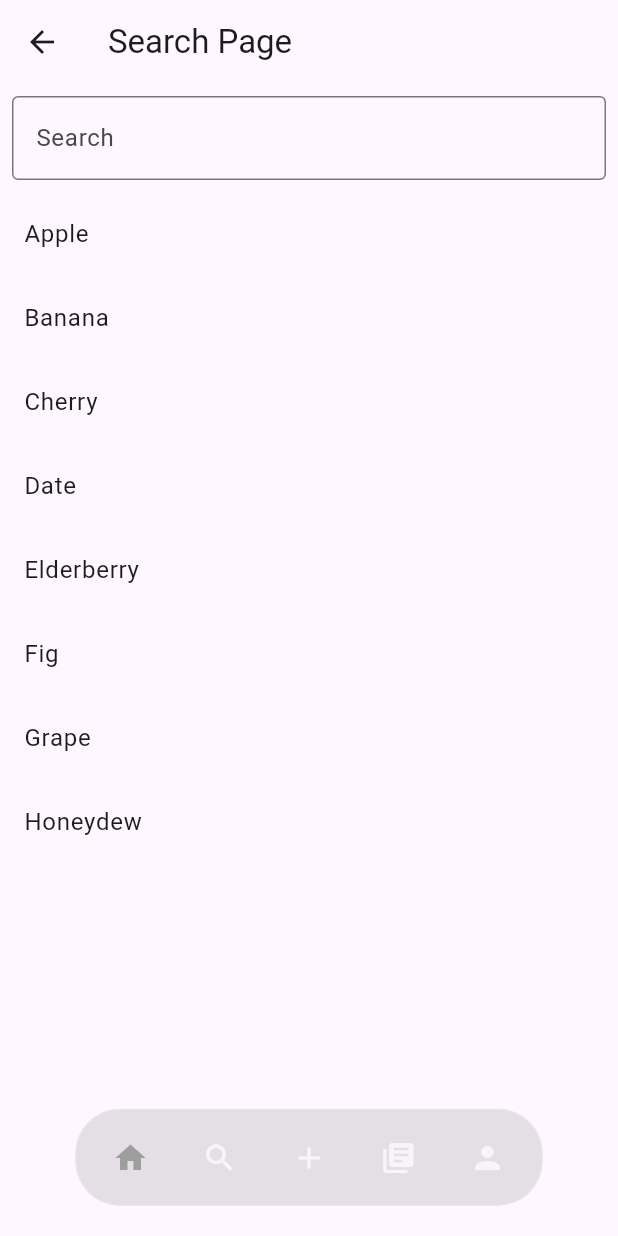
After one commit to iAVAA/vynt, a Flutter app: the Search screen opened directly, after a tap on the "home" icon, on a phone screen of 412 x 824 dp. The commit adds this screen. Run offline on Flutter 3.47's test engine with Material 3 defaults, Android fonts, the light colour scheme and no system bars; our stand-ins replace firebase_core, google_fonts, lottie; accounts and stored records are empty.

Commit message:
Aggiunto search_page.dart e cambio pagina per feed e search.

```diff
--- /dev/null
+++ b/lib/screens/search_page.dart
@@ -0,0 +1,99 @@
+import 'package:flutter/material.dart';
+import 'package:provider/provider.dart';
+import '/widgets/navigation_bar.dart';
+import '/controllers/scroll_monitor.dart';
+
+class Search extends StatefulWidget {
+  const Search({super.key});
+
+  @override
+  _SearchState createState() => _SearchState();
+}
+
+class _SearchState extends State<Search> {
+  SelectedTab _selectedTab = SelectedTab.search;
+  final List<String> _allItems = [
+    'Apple', 'Banana', 'Cherry', 'Date', 'Elderberry', 'Fig', 'Grape', 'Honeydew'
+  ];
+  List<String> _filteredItems = [];
+
+  @override
+  void initState() {
+    super.initState();
+    _filteredItems = _allItems;
+  }
+
+  void _filterItems(String query) {
+    setState(() {
+      if (query.isEmpty) {
+        _filteredItems = _allItems;
+      } else {
+        _filteredItems = _allItems
+            .where((item) => item.toLowerCase().contains(query.toLowerCase()))
+            .toList();
+      }
+    });
+  }
+
+  void _handleIndexChanged(int index) {
+    setState(() {
+      _selectedTab = SelectedTab.values[index];
+    });
+  }
+
+  @override
+  Widget build(BuildContext context) {
+    return ChangeNotifierProvider(
+      create: (_) => ScrollMonitor(),
+      child: Scaffold(
+        extendBody: true,
+        appBar: AppBar(
+          title: const Text('Search Page'),
+        ),
+        body: Stack(
+          children: [
+            Column(
+              children: [
+                Padding(
+                  padding: const EdgeInsets.all(8.0),
+                  child: TextField(
+                    decoration: const InputDecoration(
+                      labelText: 'Search',
+                      border: OutlineInputBorder(),
+                    ),
+                    onChanged: _filterItems,
+                  ),
+                ),
+                Expanded(
+                  child: ListView.builder(
+                    itemCount: _filteredItems.length,
+                    itemBuilder: (context, index) {
+                      return ListTile(
+                        title: Text(_filteredItems[index]),
+                      );
+                    },
+                  ),
+                ),
+              ],
+            ),
+            Consumer<ScrollMonitor>(
+              builder: (context, scrollMonitor, child) {
+                return AnimatedPositioned(
+                  duration: const Duration(milliseconds: 300),
+                  curve: Curves.easeInOut,
+                  bottom: scrollMonitor.isNavBarVisible ? 0 : -130,
+                  left: 0,
+                  right: 0,
+                  child: BlurredNavigationBar(
+                    selectedTab: _selectedTab,
+                    onIndexChanged: _handleIndexChanged,
+                  ),
+                );
+              },
+            ),
+          ],
+        ),
+      ),
+    );
+  }
+}
--- a/lib/widgets/navigation_bar.dart
+++ b/lib/widgets/navigation_bar.dart
@@ -1,6 +1,8 @@
 import 'package:crystal_navigation_bar/crystal_navigation_bar.dart';
 import 'package:flutter/material.dart';
 
+import '../screens/search_page.dart';
+import '../screens/feed_page.dart';
 
 enum SelectedTab { home, search, add, library, profile }
 
@@ -24,7 +26,22 @@ class BlurredNavigationBar extends StatelessWidget {
       backgroundColor: Colors.black.withOpacity(0.1),
       splashColor: Colors.transparent,
       indicatorColor: Colors.transparent,
-      onTap: onIndexChanged,
+      onTap: (index) {
+        if (SelectedTab.values[index] != selectedTab) {
+          if (SelectedTab.values[index] == SelectedTab.search) {
+            Navigator.push(
+              context,
+              MaterialPageRoute(builder: (context) => const Search()),
+            );
+          } else if (SelectedTab.values[index] == SelectedTab.home) {
+            Navigator.push(
+              context,
+              MaterialPageRoute(builder: (context) => const Feed(title: 'Feed')),
+            );
+          }
+          onIndexChanged(index);
+        }
+      },
       items: _buildNavigationBarItems(),
     );
   }
```
Also changed, not shown: 1 other file.
